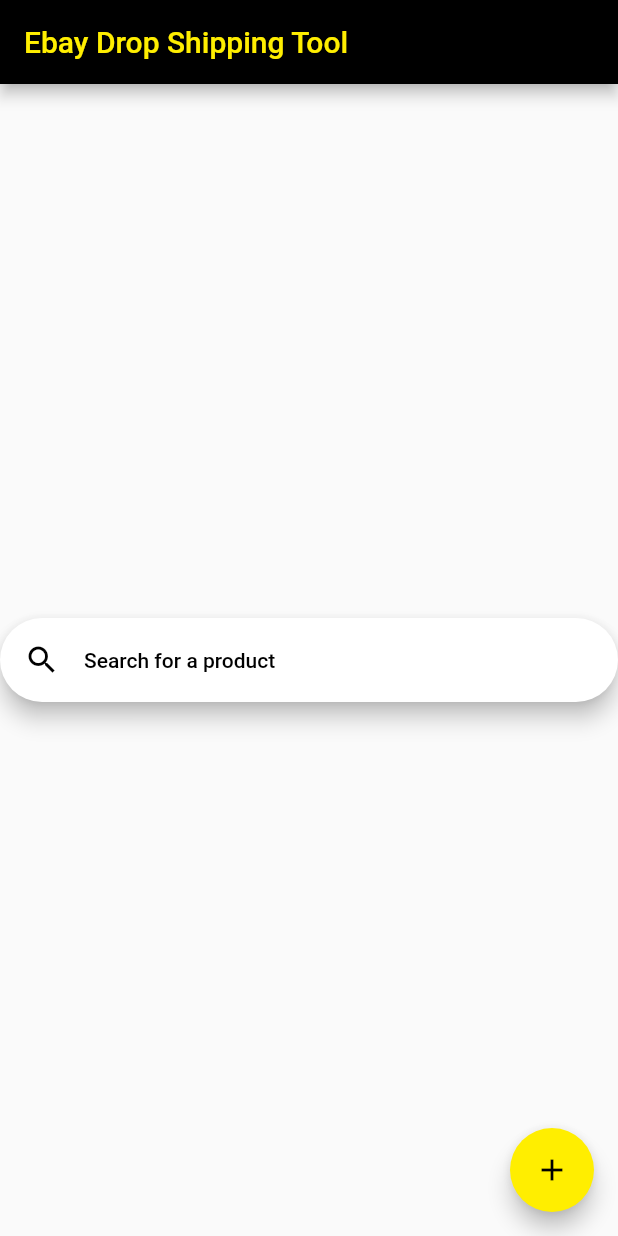
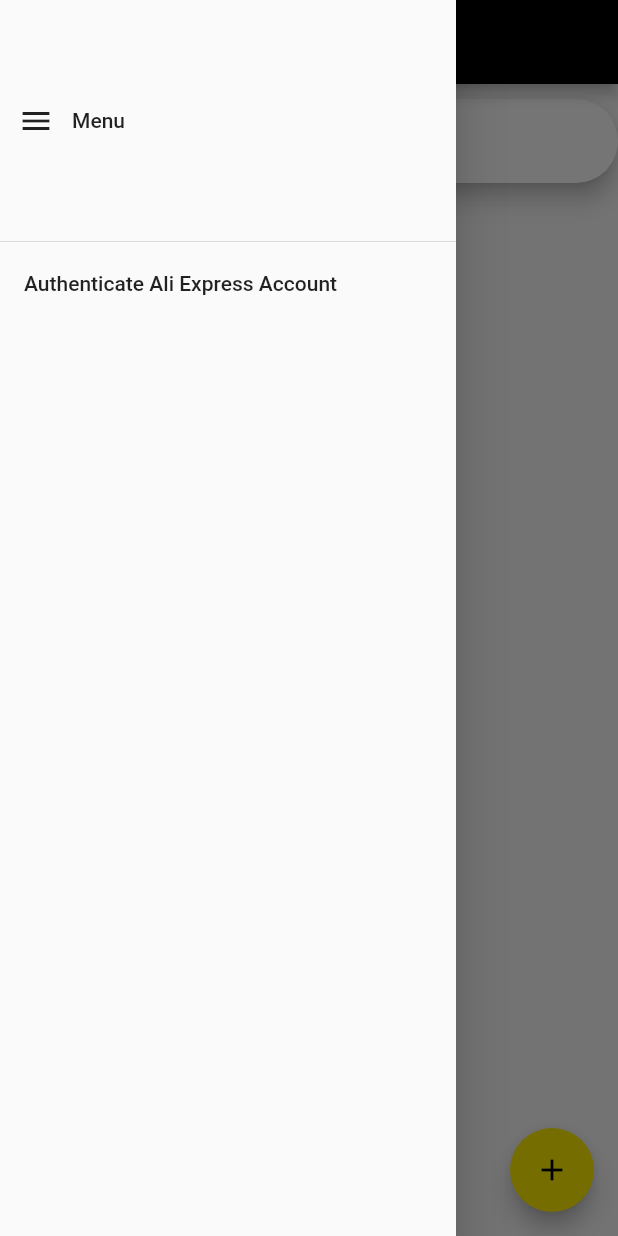
Before and after one commit to aidanahram/EbayTool, a Flutter app: the screen it shows after launch, with the side drawer open (before the commit the screen has no drawer), on a phone screen of 412 x 824 dp. Run offline on Flutter 3.47's test engine with Material 3 defaults, Android fonts, the light colour scheme and no system bars; missing offline and left inert: requests; key blocks and very long unbroken strings in the code were emptied for the run.

Commit message:
added some stuff

```diff
--- a/lib/src/pages/home.dart
+++ b/lib/src/pages/home.dart
@@ -2,6 +2,7 @@
 import 'package:ebay/widgets.dart';
 import 'package:flutter/material.dart';
 import 'package:ebay/pages.dart';
+import 'package:url_launcher/url_launcher.dart';
 
 
 class HomePage extends StatefulWidget {
@@ -12,17 +13,68 @@
 }
 
 class _HomePageState extends State<HomePage> {
+  final redirectUrl = "https://webhook.site/492b6fc0-eb70-4d3e-bfb4-a9c23409f82e";
+  final appKey = "508156";
+
   @override
   Widget build(BuildContext context) {
     return Scaffold(
       appBar: AppBar(
         backgroundColor: Colors.black,
         title: const Text("Ebay Drop Shipping Tool"),
+        leading: Builder(
+          builder: (context) {
+            return IconButton(
+              icon: const Icon(Icons.menu),
+              onPressed: () {
+                Scaffold.of(context).openDrawer();
+              },
+            );
+          },
+        ),
+      ),
+      drawer: Drawer(
+        child: ListView(
+          padding: EdgeInsets.zero,
+          children: [
+            DrawerHeader(
+              margin: EdgeInsets.zero,
+              padding: EdgeInsets.zero,
+              child: Row(
+                children: [
+                  Builder(
+                    builder: (context) {
+                      return IconButton(
+                        icon: const Icon(Icons.menu),
+                        onPressed: () {
+                          Scaffold.of(context).closeDrawer();
+                        },
+                      );
+                    },
+                  ),
+                  const Text("Menu"),
+                ],
+              )
+            ),
+            ListTile(
+              title: const Text("Authenticate Ali Express Account"),
+              onTap: () async {
+                final url = Uri.parse("https://api-sg.aliexpress.com/oauth/authorize?response_type=code&force_auth=true&redirect_uri=$redirectUrl&client_id=$appKey");
+                if(await canLaunchUrl(url)){
+                  await launchUrl(url);
+                } else {
+                  throw "Could not launch $url";
+                }
+              }
+            )
+          ]
+        )
       ),
       body: Center(
         child: Column(
-          mainAxisAlignment: MainAxisAlignment.center,
+          mainAxisAlignment: MainAxisAlignment.start,
           children: <Widget>[
+            const SizedBox(height: 10),
             SearchBar(
               hintText: "Search for a product",
               padding: const MaterialStatePropertyAll<EdgeInsets>(EdgeInsets.symmetric(horizontal: 16.0)),
--- a/pubspec.yaml
+++ b/pubspec.yaml
@@ -36,6 +36,8 @@
   # Use with the CupertinoIcons class for iOS style icons.
   cupertino_icons: ^1.0.6
   requests: ^4.7.0
+  url_launcher: ^6.3.0
+  crypto: ^3.0.3
 
 dev_dependencies:
   flutter_test:
```
Also changed, not shown: lib/src/services/ali_scraper.dart (+11 -6 lines), pubspec.lock, 8 other files.
